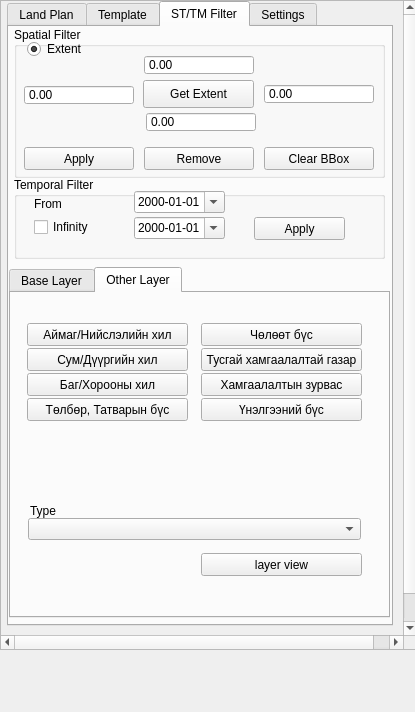
Old version of the form view/PlanNavigatorWidget.ui in the repository teamlm2/lm2_mgis.
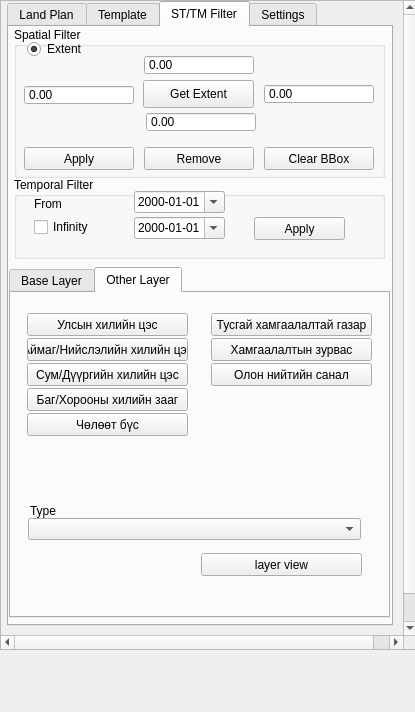
New version of the form. The open tabs and pages were chosen to show the change.

```diff
--- a/view/PlanNavigatorWidget.ui
+++ b/view/PlanNavigatorWidget.ui
@@ -938,26 +938,26 @@
           <property name="geometry">
            <rect>
             <x>16</x>
-            <y>55</y>
+            <y>70</y>
             <width>161</width>
             <height>23</height>
            </rect>
           </property>
           <property name="text">
-           <string>Сум/Дүүргийн хил</string>
+           <string>Сум/Дүүргийн хилийн цэс</string>
           </property>
          </widget>
          <widget class="QPushButton" name="au_level1_button">
           <property name="geometry">
            <rect>
             <x>16</x>
-            <y>30</y>
+            <y>45</y>
             <width>161</width>
             <height>23</height>
            </rect>
           </property>
           <property name="text">
-           <string>Аймаг/Нийслэлийн хил</string>
+           <string>Аймаг/Нийслэлийн хилийн цэс</string>
           </property>
          </widget>
          <widget class="QPushButton" name="layer_view_button_2">
@@ -976,19 +976,6 @@
            <string>layer view</string>
           </property>
          </widget>
-         <widget class="QPushButton" name="fee_tax_zone_button">
-          <property name="geometry">
-           <rect>
-            <x>16</x>
-            <y>105</y>
-            <width>161</width>
-            <height>23</height>
-           </rect>
-          </property>
-          <property name="text">
-           <string>Төлбөр, Татварын бүс</string>
-          </property>
-         </widget>
          <widget class="QComboBox" name="type_cbox_2">
           <property name="geometry">
            <rect>
@@ -999,24 +986,11 @@
            </rect>
           </property>
          </widget>
-         <widget class="QPushButton" name="valuation_zone_button">
-          <property name="geometry">
-           <rect>
-            <x>190</x>
-            <y>105</y>
-            <width>161</width>
-            <height>23</height>
-           </rect>
-          </property>
-          <property name="text">
-           <string>Үнэлгээний бүс</string>
-          </property>
-         </widget>
          <widget class="QPushButton" name="sec_zone_button">
           <property name="geometry">
            <rect>
-            <x>190</x>
-            <y>80</y>
+            <x>200</x>
+            <y>45</y>
             <width>161</width>
             <height>23</height>
            </rect>
@@ -1029,13 +1003,13 @@
           <property name="geometry">
            <rect>
             <x>16</x>
-            <y>80</y>
+            <y>95</y>
             <width>161</width>
             <height>23</height>
            </rect>
           </property>
           <property name="text">
-           <string>Баг/Хорооны хил</string>
+           <string>Баг/Хорооны хилийн зааг</string>
           </property>
          </widget>
          <widget class="QLabel" name="label_2">
@@ -1054,8 +1028,8 @@
          <widget class="QPushButton" name="mpa_zone_button">
           <property name="geometry">
            <rect>
-            <x>190</x>
-            <y>55</y>
+            <x>200</x>
+            <y>20</y>
             <width>161</width>
             <height>23</height>
            </rect>
@@ -1067,8 +1041,8 @@
          <widget class="QPushButton" name="free_zone_button">
           <property name="geometry">
            <rect>
-            <x>190</x>
-            <y>30</y>
+            <x>16</x>
+            <y>120</y>
             <width>161</width>
             <height>23</height>
            </rect>
@@ -1077,6 +1051,32 @@
            <string>Чөлөөт бүс</string>
           </property>
          </widget>
+         <widget class="QPushButton" name="au_level0_button">
+          <property name="geometry">
+           <rect>
+            <x>16</x>
+            <y>20</y>
+            <width>161</width>
+            <height>23</height>
+           </rect>
+          </property>
+          <property name="text">
+           <string>Улсын хилийн цэс</string>
+          </property>
+         </widget>
+         <widget class="QPushButton" name="feedback_button">
+          <property name="geometry">
+           <rect>
+            <x>200</x>
+            <y>70</y>
+            <width>161</width>
+            <height>23</height>
+           </rect>
+          </property>
+          <property name="text">
+           <string>Олон нийтийн санал</string>
+          </property>
+         </widget>
         </widget>
        </widget>
       </widget>
```
Left out of the diff: 2 changed lines with no effect on the pictures.
